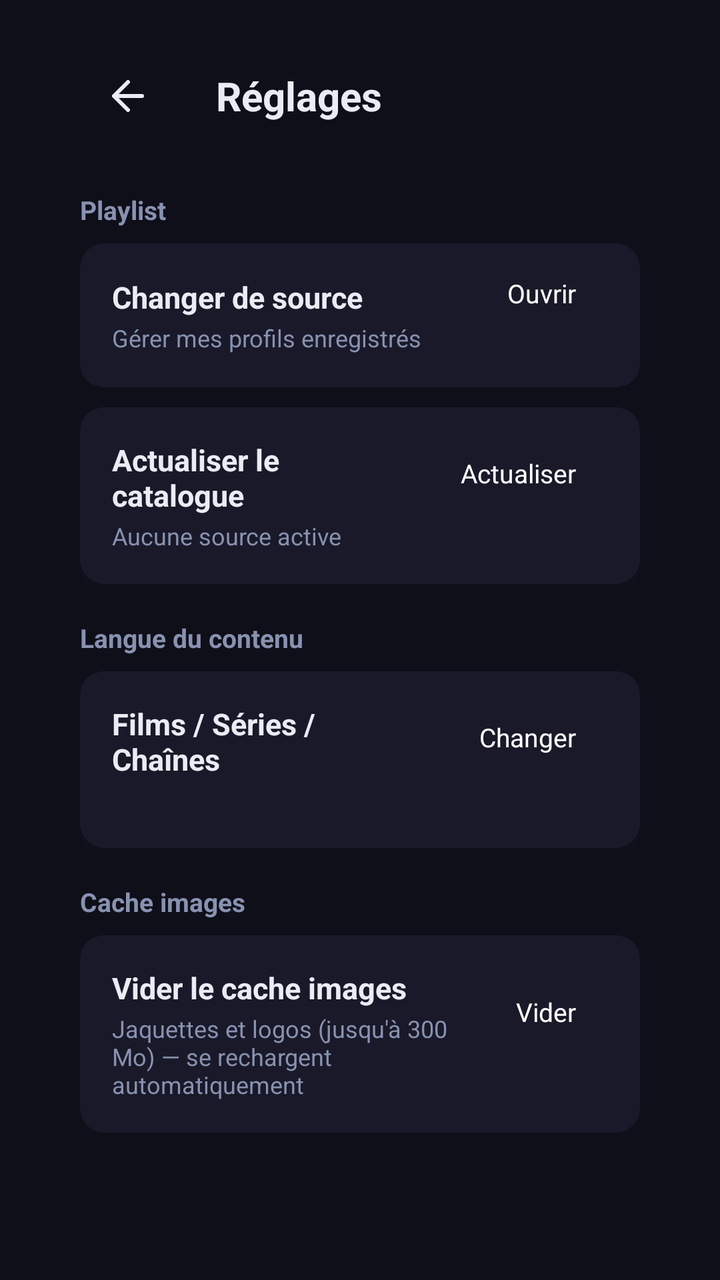
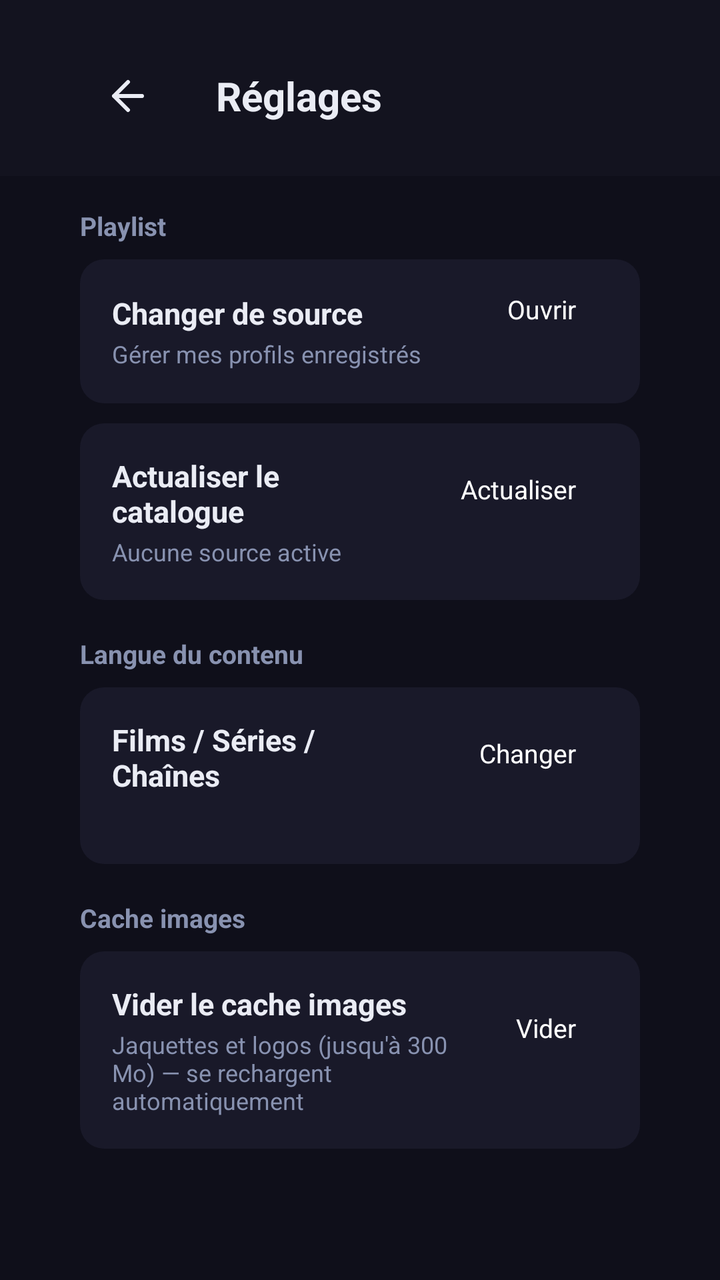

An Android layout rendered at two revisions. The XML below is the earlier revision; the diff shows what the commit changed to produce the second picture.
<!-- AndroidManifest.xml: application theme Theme.IPTV -->
<!-- res/layout/activity_settings.xml -->
<?xml version="1.0" encoding="utf-8"?>
<FrameLayout xmlns:android="http://schemas.android.com/apk/res/android"
    xmlns:app="http://schemas.android.com/apk/res-auto"
    android:layout_width="match_parent"
    android:layout_height="match_parent"
    android:background="@color/bg_dark">

    <LinearLayout
        android:layout_width="match_parent"
        android:layout_height="match_parent"
        android:orientation="vertical"
        android:clipChildren="false"
        android:clipToPadding="false">

        <LinearLayout
            android:layout_width="match_parent"
            android:layout_height="wrap_content"
            android:gravity="center_vertical"
            android:orientation="horizontal"
            android:paddingStart="40dp"
            android:paddingEnd="40dp"
            android:paddingTop="24dp"
            android:paddingBottom="16dp"
            android:clipChildren="false"
            android:clipToPadding="false">

            <FrameLayout
                android:id="@+id/btn_back"
                android:layout_width="48dp"
                android:layout_height="48dp"
                android:layout_marginEnd="20dp"
                android:focusable="true"
                android:clickable="true"
                android:clipChildren="false"
                android:clipToPadding="false"
                android:defaultFocusHighlightEnabled="false">

                <ImageView
                    android:layout_width="24dp"
                    android:layout_height="24dp"
                    android:layout_gravity="center"
                    android:src="@drawable/ic_pwa_back"
                    app:tint="@color/text_primary" />

                <com.nicotv.iptv2.ui.common.RotatingBorderView
                    android:id="@+id/btn_back_ring"
                    android:layout_width="match_parent"
                    android:layout_height="match_parent"
                    app:circular="true"
                    app:borderColor="@android:color/white"
                    android:visibility="invisible" />
            </FrameLayout>

            <TextView
                android:layout_width="0dp"
                android:layout_height="wrap_content"
                android:layout_weight="1"
                android:text="@string/settings_title"
                android:textColor="@color/text_primary"
                android:textSize="20sp"
                android:textStyle="bold" />
        </LinearLayout>

        <ScrollView
            android:layout_width="match_parent"
            android:layout_height="0dp"
            android:layout_weight="1"
            android:clipToPadding="false"
            android:paddingBottom="24dp">

            <LinearLayout
                android:layout_width="match_parent"
                android:layout_height="wrap_content"
                android:orientation="vertical"
                android:paddingStart="40dp"
                android:paddingEnd="40dp">

                
                <TextView
                    android:layout_width="wrap_content"
                    android:layout_height="wrap_content"
                    android:layout_marginTop="8dp"
                    android:layout_marginBottom="8dp"
                    android:text="@string/settings_section_playlist"
                    android:textColor="@color/text_secondary"
                    android:textSize="13sp"
                    android:textStyle="bold" />

                <LinearLayout
                    android:layout_width="match_parent"
                    android:layout_height="wrap_content"
                    android:layout_marginBottom="10dp"
                    android:orientation="horizontal"
                    android:gravity="center_vertical"
                    android:background="@drawable/bg_card"
                    android:padding="16dp">

                    <LinearLayout
                        android:layout_width="0dp"
                        android:layout_height="wrap_content"
                        android:layout_weight="1"
                        android:orientation="vertical"
                        android:layout_marginEnd="16dp">
                        <TextView
                            android:layout_width="match_parent"
                            android:layout_height="wrap_content"
                            android:text="@string/settings_change_source"
                            android:textColor="@color/text_primary"
                            android:textSize="15sp"
                            android:textStyle="bold" />
                        <TextView
                            android:layout_width="match_parent"
                            android:layout_height="wrap_content"
                            android:layout_marginTop="2dp"
                            android:text="@string/settings_change_source_sub"
                            android:textColor="@color/text_secondary"
                            android:textSize="12sp" />
                    </LinearLayout>

                    <Button
                        android:id="@+id/btn_change_source"
                        style="?android:attr/borderlessButtonStyle"
                        android:layout_width="wrap_content"
                        android:layout_height="40dp"
                        android:minWidth="0dp"
                        android:paddingStart="16dp"
                        android:paddingEnd="16dp"
                        android:background="@drawable/bg_btn_secondary"
                        android:text="@string/settings_action_open"
                        android:textAllCaps="false"
                        android:textColor="@android:color/white"
                        android:textSize="13sp" />
                </LinearLayout>

                <LinearLayout
                    android:layout_width="match_parent"
                    android:layout_height="wrap_content"
                    android:layout_marginBottom="10dp"
                    android:orientation="horizontal"
                    android:gravity="center_vertical"
                    android:background="@drawable/bg_card"
                    android:padding="16dp">

                    <LinearLayout
                        android:layout_width="0dp"
                        android:layout_height="wrap_content"
                        android:layout_weight="1"
                        android:orientation="vertical"
                        android:layout_marginEnd="16dp">
                        <TextView
                            android:layout_width="match_parent"
                            android:layout_height="wrap_content"
                            android:text="@string/settings_refresh_catalog"
                            android:textColor="@color/text_primary"
                            android:textSize="15sp"
                            android:textStyle="bold" />
                        <TextView
                            android:id="@+id/tv_last_update"
                            android:layout_width="match_parent"
                            android:layout_height="wrap_content"
                            android:layout_marginTop="2dp"
                            android:text="@string/settings_no_active_profile"
                            android:textColor="@color/text_secondary"
                            android:textSize="12sp" />
                    </LinearLayout>

                    <Button
                        android:id="@+id/btn_refresh_catalog"
                        style="?android:attr/borderlessButtonStyle"
                        android:layout_width="wrap_content"
                        android:layout_height="40dp"
                        android:minWidth="0dp"
                        android:paddingStart="16dp"
                        android:paddingEnd="16dp"
                        android:background="@drawable/bg_btn_secondary"
                        android:text="@string/settings_action_refresh"
                        android:textAllCaps="false"
                        android:textColor="@android:color/white"
                        android:textSize="13sp" />
                </LinearLayout>

                
                <TextView
                    android:layout_width="wrap_content"
                    android:layout_height="wrap_content"
                    android:layout_marginTop="8dp"
                    android:layout_marginBottom="8dp"
                    android:text="@string/settings_section_language"
                    android:textColor="@color/text_secondary"
                    android:textSize="13sp"
                    android:textStyle="bold" />

                <LinearLayout
                    android:layout_width="match_parent"
                    android:layout_height="wrap_content"
                    android:layout_marginBottom="10dp"
                    android:orientation="horizontal"
                    android:gravity="center_vertical"
                    android:background="@drawable/bg_card"
                    android:padding="16dp">

                    <LinearLayout
                        android:layout_width="0dp"
                        android:layout_height="wrap_content"
                        android:layout_weight="1"
                        android:orientation="vertical"
                        android:layout_marginEnd="16dp">
                        <TextView
                            android:layout_width="match_parent"
                            android:layout_height="wrap_content"
                            android:text="@string/settings_content_language"
                            android:textColor="@color/text_primary"
                            android:textSize="15sp"
                            android:textStyle="bold" />
                        <TextView
                            android:id="@+id/tv_content_language"
                            android:layout_width="match_parent"
                            android:layout_height="wrap_content"
                            android:layout_marginTop="2dp"
                            android:textColor="@color/text_secondary"
                            android:textSize="12sp" />
                    </LinearLayout>

                    <Button
                        android:id="@+id/btn_content_language"
                        style="?android:attr/borderlessButtonStyle"
                        android:layout_width="wrap_content"
                        android:layout_height="40dp"
                        android:minWidth="0dp"
                        android:paddingStart="16dp"
                        android:paddingEnd="16dp"
                        android:background="@drawable/bg_btn_secondary"
                        android:text="@string/settings_action_change"
                        android:textAllCaps="false"
                        android:textColor="@android:color/white"
                        android:textSize="13sp" />
                </LinearLayout>

                
                <TextView
                    android:layout_width="wrap_content"
                    android:layout_height="wrap_content"
                    android:layout_marginTop="8dp"
                    android:layout_marginBottom="8dp"
                    android:text="@string/settings_section_image_cache"
                    android:textColor="@color/text_secondary"
                    android:textSize="13sp"
                    android:textStyle="bold" />

                <LinearLayout
                    android:layout_width="match_parent"
                    android:layout_height="wrap_content"
                    android:layout_marginBottom="10dp"
                    android:orientation="horizontal"
                    android:gravity="center_vertical"
                    android:background="@drawable/bg_card"
                    android:padding="16dp">

                    <LinearLayout
                        android:layout_width="0dp"
                        android:layout_height="wrap_content"
                        android:layout_weight="1"
                        android:orientation="vertical"
                        android:layout_marginEnd="16dp">
                        <TextView
                            android:layout_width="match_parent"
                            android:layout_height="wrap_content"
                            android:text="@string/settings_clear_image_cache"
                            android:textColor="@color/text_primary"
                            android:textSize="15sp"
                            android:textStyle="bold" />
                        <TextView
                            android:layout_width="match_parent"
                            android:layout_height="wrap_content"
                            android:layout_marginTop="2dp"
                            android:text="@string/settings_clear_image_cache_sub"
                            android:textColor="@color/text_secondary"
                            android:textSize="12sp" />
                    </LinearLayout>

                    <Button
                        android:id="@+id/btn_clear_image_cache"
                        style="?android:attr/borderlessButtonStyle"
                        android:layout_width="wrap_content"
                        android:layout_height="40dp"
                        android:minWidth="0dp"
                        android:paddingStart="16dp"
                        android:paddingEnd="16dp"
                        android:background="@drawable/bg_btn_secondary"
                        android:text="@string/settings_action_clear"
                        android:textAllCaps="false"
                        android:textColor="@android:color/white"
                        android:textSize="13sp" />
                </LinearLayout>

            </LinearLayout>
        </ScrollView>

        <ProgressBar
            android:id="@+id/progress_loading"
            android:layout_width="wrap_content"
            android:layout_height="wrap_content"
            android:layout_gravity="center"
            android:visibility="gone" />

    </LinearLayout>

</FrameLayout>
<!-- resources referenced by this layout -->
<resources>
  <color name="bg_dark">#0F0F1A</color>
  <color name="text_primary">#EAECF4</color>
  <color name="text_secondary">#8892B0</color>
  <!-- drawable bg_btn_secondary (drawable) -->
  <?xml version="1.0" encoding="utf-8"?>
  <selector xmlns:android="http://schemas.android.com/apk/res/android">
      <item android:state_focused="true">
          <shape android:shape="rectangle">
              <solid android:color="#26FFFFFF" />
              <corners android:radius="8dp" />
          </shape>
      </item>
      <item>
          <shape android:shape="rectangle">
              <solid android:color="@android:color/transparent" />
          </shape>
      </item>
  </selector>
  <!-- drawable bg_card (drawable) -->
  <?xml version="1.0" encoding="utf-8"?>
  <shape xmlns:android="http://schemas.android.com/apk/res/android" android:shape="rectangle">
      <solid android:color="#CC1C1C2E" />
      <corners android:radius="12dp" />
  </shape>
  <!-- drawable ic_pwa_back (drawable) -->
  <?xml version="1.0" encoding="utf-8"?>
  <vector xmlns:android="http://schemas.android.com/apk/res/android"
      android:width="24dp" android:height="24dp"
      android:viewportWidth="24" android:viewportHeight="24">
      <path android:strokeColor="#EAECF4" android:strokeWidth="2" android:fillColor="#00000000"
          android:strokeLineCap="round" android:strokeLineJoin="round"
          android:pathData="M19,12 H5 M12,19 l-7,-7 l7,-7" />
  </vector>
  <string name="settings_action_change">Changer</string>
  <string name="settings_action_clear">Vider</string>
  <string name="settings_action_open">Ouvrir</string>
  <string name="settings_action_refresh">Actualiser</string>
  <string name="settings_change_source">Changer de source</string>
  <string name="settings_change_source_sub">Gérer mes profils enregistrés</string>
  <string name="settings_clear_image_cache">Vider le cache images</string>
  <string name="settings_clear_image_cache_sub">Jaquettes et logos (jusqu\'à 300 Mo) — se rechargent automatiquement</string>
  <string name="settings_content_language">Films / Séries / Chaînes</string>
  <string name="settings_no_active_profile">Aucune source active</string>
  <string name="settings_refresh_catalog">Actualiser le catalogue</string>
  <string name="settings_section_image_cache">Cache images</string>
  <string name="settings_section_language">Langue du contenu</string>
  <string name="settings_section_playlist">Playlist</string>
  <string name="settings_title">Réglages</string>
  <style name="Theme.IPTV" parent="Theme.Leanback">
          <item name="android:windowBackground">@color/bg_dark</item>
          <item name="colorPrimary">@color/accent</item>
          <item name="colorAccent">@color/accent</item>
          <item name="android:textColorPrimary">@color/text_primary</item>
          <item name="android:textColorSecondary">@color/text_secondary</item>
          <item name="android:editTextColor">@color/text_primary</item>
          <item name="android:colorControlActivated">@color/accent</item>
          <item name="android:colorControlHighlight">#334361EE</item>
          
          <item name="windowNoTitle">true</item>
          <item name="android:windowNoTitle">true</item>
          <item name="windowActionBar">false</item>
          <item name="android:windowActionBar">false</item>
      </style>
  <color name="accent">#4361EE</color>
</resources>

<!-- the commit's change to res/layout/activity_settings.xml (unified diff, before → after) -->
@@ -5,75 +5,19 @@
     android:layout_height="match_parent"
     android:background="@color/bg_dark">
 
-    <LinearLayout
+    <ScrollView
         android:layout_width="match_parent"
         android:layout_height="match_parent"
-        android:orientation="vertical"
-        android:clipChildren="false"
-        android:clipToPadding="false">
+        android:clipToPadding="false"
+        android:paddingBottom="24dp">
 
         <LinearLayout
             android:layout_width="match_parent"
             android:layout_height="wrap_content"
-            android:gravity="center_vertical"
-            android:orientation="horizontal"
+            android:orientation="vertical"
             android:paddingStart="40dp"
             android:paddingEnd="40dp"
-            android:paddingTop="24dp"
-            android:paddingBottom="16dp"
-            android:clipChildren="false"
-            android:clipToPadding="false">
-
-            <FrameLayout
-                android:id="@+id/btn_back"
-                android:layout_width="48dp"
-                android:layout_height="48dp"
-                android:layout_marginEnd="20dp"
-                android:focusable="true"
-                android:clickable="true"
-                android:clipChildren="false"
-                android:clipToPadding="false"
-                android:defaultFocusHighlightEnabled="false">
-
-                <ImageView
-                    android:layout_width="24dp"
-                    android:layout_height="24dp"
-                    android:layout_gravity="center"
-                    android:src="@drawable/ic_pwa_back"
-                    app:tint="@color/text_primary" />
-
-                <com.nicotv.iptv2.ui.common.RotatingBorderView
-                    android:id="@+id/btn_back_ring"
-                    android:layout_width="match_parent"
-                    android:layout_height="match_parent"
-                    app:circular="true"
-                    app:borderColor="@android:color/white"
-                    android:visibility="invisible" />
-            </FrameLayout>
-
-            <TextView
-                android:layout_width="0dp"
-                android:layout_height="wrap_content"
-                android:layout_weight="1"
-                android:text="@string/settings_title"
-                android:textColor="@color/text_primary"
-                android:textSize="20sp"
-                android:textStyle="bold" />
-        </LinearLayout>
-
-        <ScrollView
-            android:layout_width="match_parent"
-            android:layout_height="0dp"
-            android:layout_weight="1"
-            android:clipToPadding="false"
-            android:paddingBottom="24dp">
-
-            <LinearLayout
-                android:layout_width="match_parent"
-                android:layout_height="wrap_content"
-                android:orientation="vertical"
-                android:paddingStart="40dp"
-                android:paddingEnd="40dp">
+            android:paddingTop="96dp">
 
                 
                 <TextView
@@ -296,13 +240,64 @@
             </LinearLayout>
         </ScrollView>
 
-        <ProgressBar
-            android:id="@+id/progress_loading"
-            android:layout_width="wrap_content"
+    
+    <LinearLayout
+        android:layout_width="match_parent"
+        android:layout_height="wrap_content"
+        android:layout_gravity="top"
+        android:gravity="center_vertical"
+        android:orientation="horizontal"
+        android:background="@color/bg_nav"
+        android:elevation="4dp"
+        android:paddingStart="40dp"
+        android:paddingEnd="40dp"
+        android:paddingTop="24dp"
+        android:paddingBottom="16dp"
+        android:clipChildren="false"
+        android:clipToPadding="false">
+
+        <FrameLayout
+            android:id="@+id/btn_back"
+            android:layout_width="48dp"
+            android:layout_height="48dp"
+            android:layout_marginEnd="20dp"
+            android:focusable="true"
+            android:clickable="true"
+            android:clipChildren="false"
+            android:clipToPadding="false"
+            android:defaultFocusHighlightEnabled="false">
+
+            <ImageView
+                android:layout_width="24dp"
+                android:layout_height="24dp"
+                android:layout_gravity="center"
+                android:src="@drawable/ic_pwa_back"
+                app:tint="@color/text_primary" />
+
+            <com.nicotv.iptv2.ui.common.RotatingBorderView
+                android:id="@+id/btn_back_ring"
+                android:layout_width="match_parent"
+                android:layout_height="match_parent"
+                app:circular="true"
+                app:borderColor="@android:color/white"
+                android:visibility="invisible" />
+        </FrameLayout>
+
+        <TextView
+            android:layout_width="0dp"
             android:layout_height="wrap_content"
-            android:layout_gravity="center"
-            android:visibility="gone" />
-
+            android:layout_weight="1"
+            android:text="@string/settings_title"
+            android:textColor="@color/text_primary"
+            android:textSize="20sp"
+            android:textStyle="bold" />
     </LinearLayout>
 
+    <ProgressBar
+        android:id="@+id/progress_loading"
+        android:layout_width="wrap_content"
+        android:layout_height="wrap_content"
+        android:layout_gravity="center"
+        android:visibility="gone" />
+
 </FrameLayout>
<!-- resource entries referenced after the edit -->
@@ -1,6 +1,7 @@
 <!-- resources referenced by this layout -->
 <resources>
   <color name="bg_dark">#0F0F1A</color>
+  <color name="bg_nav">#13131F</color>
   <color name="text_primary">#EAECF4</color>
   <color name="text_secondary">#8892B0</color>
   <!-- drawable bg_btn_secondary (drawable) -->
